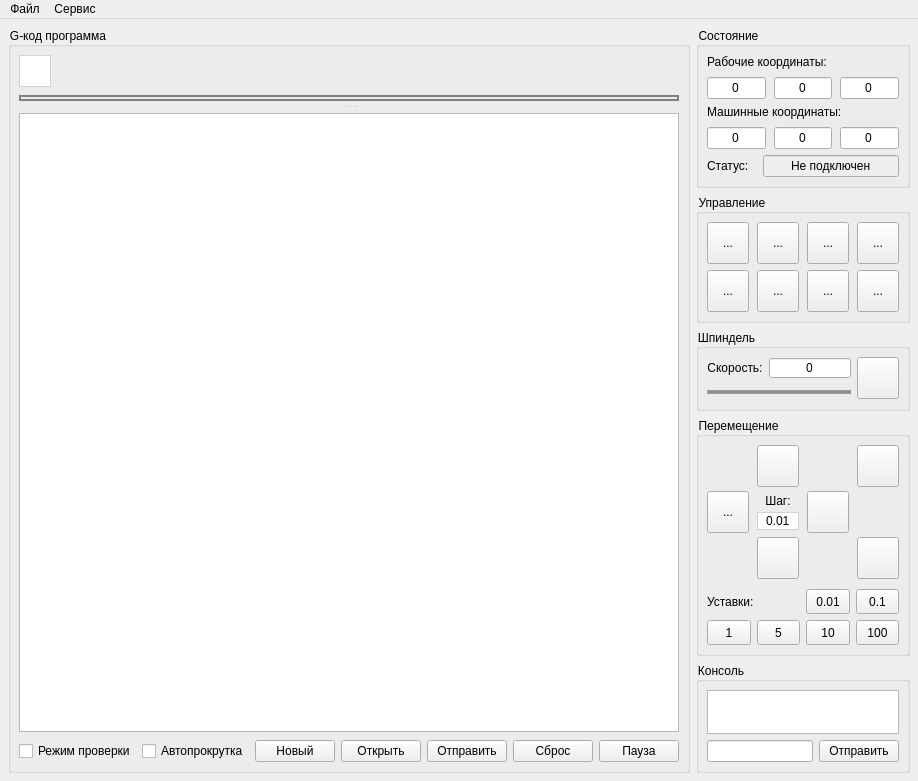
Above: frmmain.ui from Denvi/Candle before the change. Below: the same form after it.
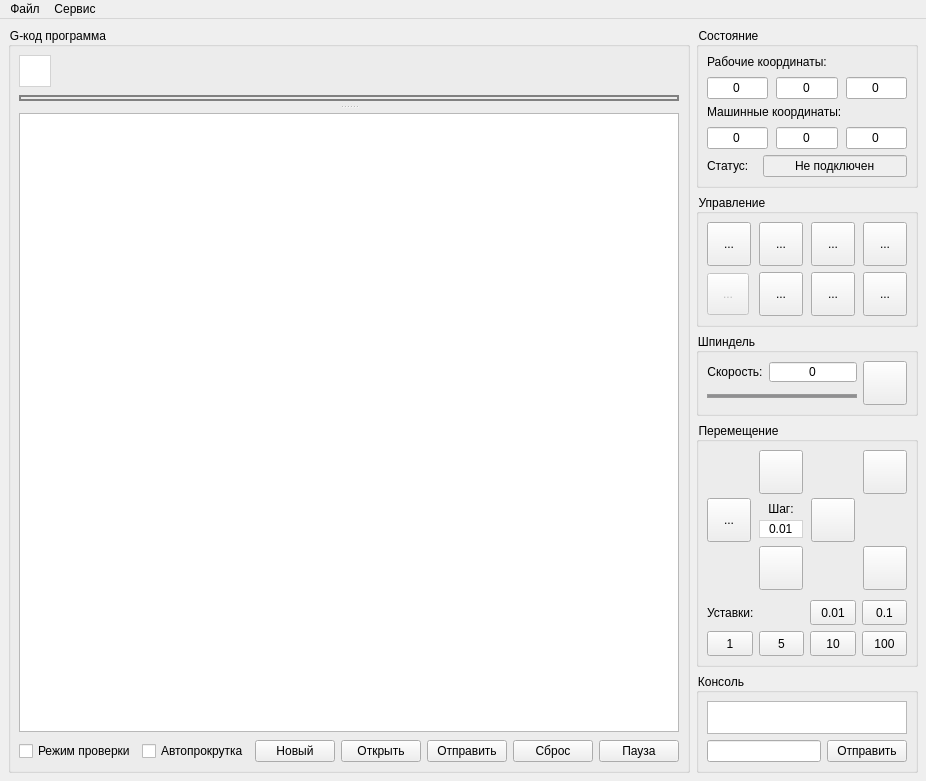
That is the form after the change. Icons and pictures are not drawn. Custom widgets are drawn as their Qt base class.

```diff
--- a/frmmain.ui
+++ b/frmmain.ui
@@ -6,7 +6,7 @@
    <rect>
     <x>0</x>
     <y>0</y>
-    <width>900</width>
+    <width>903</width>
     <height>781</height>
    </rect>
   </property>
@@ -534,8 +534,8 @@
             <widget class="StyledToolButton" name="cmdHome">
              <property name="minimumSize">
               <size>
-               <width>42</width>
-               <height>42</height>
+               <width>44</width>
+               <height>44</height>
               </size>
              </property>
              <property name="text">
@@ -557,8 +557,8 @@
             <widget class="StyledToolButton" name="cmdTouch">
              <property name="minimumSize">
               <size>
-               <width>42</width>
-               <height>42</height>
+               <width>44</width>
+               <height>44</height>
               </size>
              </property>
              <property name="text">
@@ -580,8 +580,8 @@
             <widget class="StyledToolButton" name="cmdZeroXY">
              <property name="minimumSize">
               <size>
-               <width>42</width>
-               <height>42</height>
+               <width>44</width>
+               <height>44</height>
               </size>
              </property>
              <property name="text">
@@ -603,8 +603,8 @@
             <widget class="StyledToolButton" name="cmdZeroZ">
              <property name="minimumSize">
               <size>
-               <width>42</width>
-               <height>42</height>
+               <width>44</width>
+               <height>44</height>
               </size>
              </property>
              <property name="text">
@@ -624,6 +624,9 @@
            </item>
            <item row="1" column="1">
             <widget class="StyledToolButton" name="cmdReturnXY">
+             <property name="enabled">
+              <bool>false</bool>
+             </property>
              <property name="minimumSize">
               <size>
                <width>42</width>
@@ -649,8 +652,8 @@
             <widget class="StyledToolButton" name="cmdTopZ">
              <property name="minimumSize">
               <size>
-               <width>42</width>
-               <height>42</height>
+               <width>44</width>
+               <height>44</height>
               </size>
              </property>
              <property name="text">
@@ -672,8 +675,8 @@
             <widget class="StyledToolButton" name="cmdReset">
              <property name="minimumSize">
               <size>
-               <width>42</width>
-               <height>42</height>
+               <width>44</width>
+               <height>44</height>
               </size>
              </property>
              <property name="text">
@@ -698,8 +701,8 @@
              </property>
              <property name="minimumSize">
               <size>
-               <width>42</width>
-               <height>42</height>
+               <width>44</width>
+               <height>44</height>
               </size>
              </property>
              <property name="text">
@@ -791,8 +794,8 @@
            </property>
            <property name="minimumSize">
             <size>
-             <width>42</width>
-             <height>42</height>
+             <width>44</width>
+             <height>44</height>
             </size>
            </property>
            <property name="icon">
@@ -935,8 +938,8 @@
              </property>
              <property name="minimumSize">
               <size>
-               <width>42</width>
-               <height>42</height>
+               <width>44</width>
+               <height>44</height>
               </size>
              </property>
              <property name="text">
@@ -982,8 +985,8 @@
                </property>
                <property name="minimumSize">
                 <size>
-                 <width>42</width>
-                 <height>42</height>
+                 <width>44</width>
+                 <height>44</height>
                 </size>
                </property>
                <property name="text">
@@ -1026,8 +1029,8 @@
              </property>
              <property name="minimumSize">
               <size>
-               <width>42</width>
-               <height>42</height>
+               <width>44</width>
+               <height>44</height>
               </size>
              </property>
              <property name="text">
@@ -1073,8 +1076,8 @@
                </property>
                <property name="minimumSize">
                 <size>
-                 <width>42</width>
-                 <height>42</height>
+                 <width>44</width>
+                 <height>44</height>
                 </size>
                </property>
                <property name="text">
@@ -1117,8 +1120,8 @@
              </property>
              <property name="minimumSize">
               <size>
-               <width>42</width>
-               <height>42</height>
+               <width>44</width>
+               <height>44</height>
               </size>
              </property>
              <property name="text">
@@ -1146,8 +1149,8 @@
              </property>
              <property name="minimumSize">
               <size>
-               <width>42</width>
-               <height>42</height>
+               <width>44</width>
+               <height>44</height>
               </size>
              </property>
              <property name="text">
@@ -1382,7 +1385,7 @@
     <rect>
      <x>0</x>
      <y>0</y>
-     <width>900</width>
+     <width>903</width>
      <height>21</height>
     </rect>
    </property>
```
